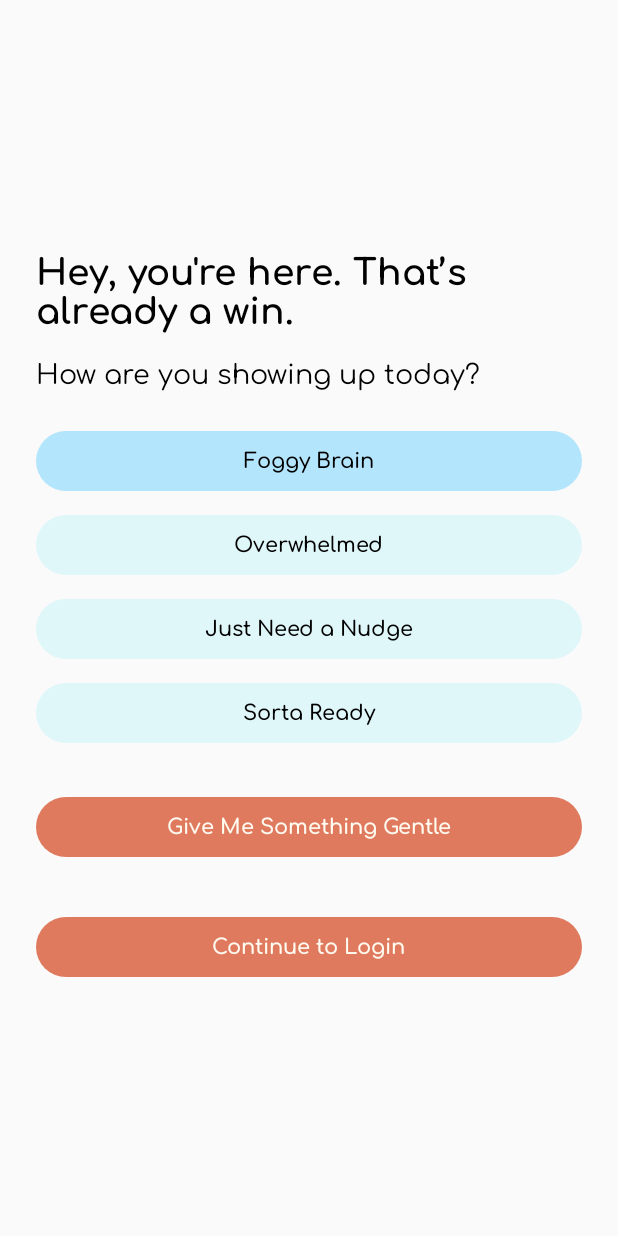
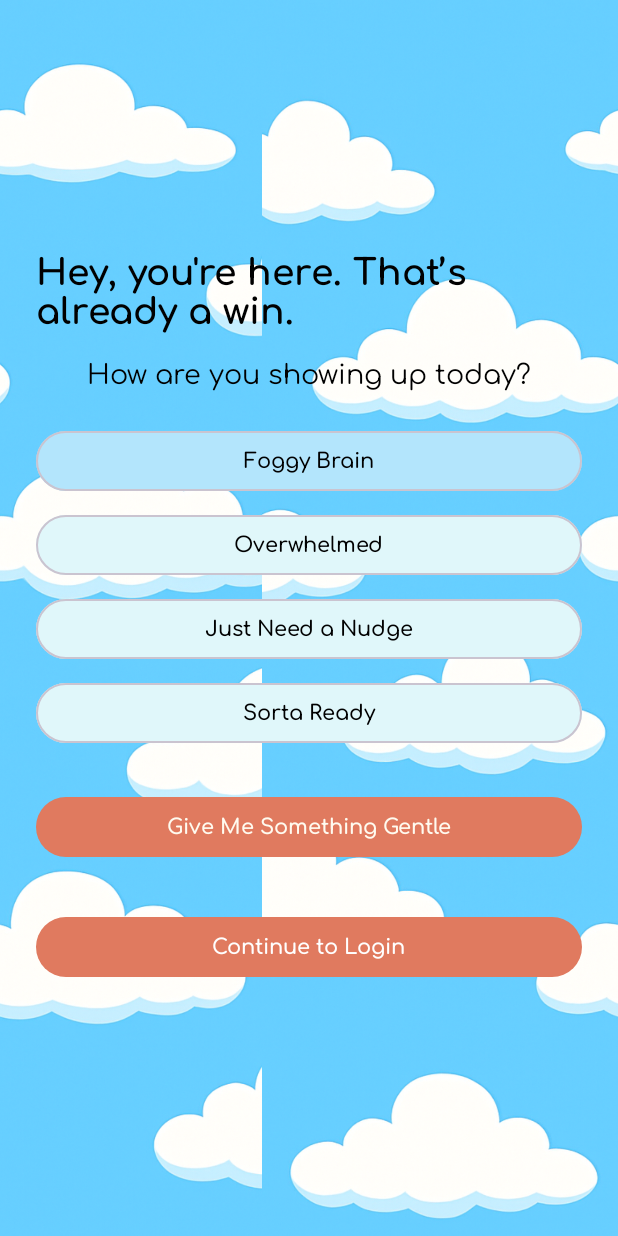
Before and after one commit to SarasotaSmile20/Done-ish, an Android app built with Jetpack Compose: the screen it shows after launch (MainActivity), after a tap on "Foggy Brain", on a phone screen of 412 x 824 dp. Run offline under Robolectric (Android 15) with nearby library versions, the phone set to English and light mode, and no system bars.

```diff
--- a/app/build.gradle.kts
+++ b/app/build.gradle.kts
@@ -27,20 +27,28 @@ android {
             )
         }
     }
+
     compileOptions {
         sourceCompatibility = JavaVersion.VERSION_11
         targetCompatibility = JavaVersion.VERSION_11
     }
+
     kotlinOptions {
         jvmTarget = "11"
     }
+
     buildFeatures {
         compose = true
+    }
+
+    packaging {
+        resources {
+            excludes += "META-INF/versions/9/OSGI-INF/MANIFEST.MF"
+        }
     }
 }
 
 dependencies {
-
     implementation(libs.androidx.navigation.compose)
     implementation(libs.androidx.core.ktx)
     implementation(libs.androidx.lifecycle.runtime.ktx)
@@ -50,12 +58,15 @@ dependencies {
     implementation(libs.androidx.ui.graphics)
     implementation(libs.androidx.ui.tooling.preview)
     implementation(libs.androidx.material3)
+    implementation(libs.androidx.compose.testing)
+    implementation(libs.androidx.material.icons.extended)
+
     testImplementation(libs.junit)
     androidTestImplementation(libs.androidx.junit)
     androidTestImplementation(libs.androidx.espresso.core)
     androidTestImplementation(platform(libs.androidx.compose.bom))
     androidTestImplementation(libs.androidx.ui.test.junit4)
+
     debugImplementation(libs.androidx.ui.tooling)
     debugImplementation(libs.androidx.ui.test.manifest)
-    implementation(libs.androidx.material.icons.extended)
 }
--- a/app/src/main/java/com/example/done_ishapp/DoneishWelcomeScreen.kt
+++ b/app/src/main/java/com/example/done_ishapp/DoneishWelcomeScreen.kt
@@ -1,20 +1,30 @@
+
 package com.example.done_ishapp
 
+import androidx.compose.animation.core.*
+import androidx.compose.foundation.Image
+import androidx.compose.foundation.background
 import androidx.compose.foundation.layout.*
 import androidx.compose.foundation.rememberScrollState
 import androidx.compose.foundation.verticalScroll
 import androidx.compose.material3.*
 import androidx.compose.runtime.*
+import androidx.compose.ui.Alignment
 import androidx.compose.ui.Modifier
 import androidx.compose.ui.graphics.Color
+import androidx.compose.ui.res.painterResource
 import androidx.compose.ui.text.font.FontStyle
 import androidx.compose.ui.text.font.FontWeight
+import androidx.compose.ui.tooling.preview.Preview
 import androidx.compose.ui.unit.dp
 import androidx.compose.ui.unit.sp
 import androidx.navigation.NavController
 import androidx.navigation.compose.rememberNavController
-import androidx.compose.ui.tooling.preview.Preview
+import androidx.compose.ui.layout.ContentScale
+import androidx.compose.ui.platform.LocalDensity
+import androidx.compose.ui.zIndex
 import com.example.done_ishapp.ui.theme.DoneishAppTheme
+import com.example.done_ishapp.R
 
 @Composable
 fun DoneishWelcomeScreen(navController: NavController) {
@@ -22,21 +32,66 @@ fun DoneishWelcomeScreen(navController: NavController) {
     var selectedMood by remember { mutableStateOf<String?>(null) }
     var message by remember { mutableStateOf("") }
 
+    Box(
+        modifier = Modifier
+            .fillMaxSize()
+            .background(Color(0xFF87CEEB))
+    ) {
+        // Cloud Animation Layer
+        BoxWithConstraints(modifier = Modifier.fillMaxSize().zIndex(0f)) {
+            val screenWidth = constraints.maxWidth
+            val screenWidthDp = with(LocalDensity.current) { screenWidth.toDp() }
+
+            val infiniteTransition = rememberInfiniteTransition()
+            val offsetX by infiniteTransition.animateFloat(
+                initialValue = 0f,
+                targetValue = screenWidthDp.value,
+                animationSpec = infiniteRepeatable(
+                    animation = tween(durationMillis = 20000, easing = LinearEasing),
+                    repeatMode = RepeatMode.Restart
+                )
+            )
+
+            Image(
+                painter = painterResource(R.drawable.clouds),
+                contentDescription = null,
+                contentScale = ContentScale.FillHeight,
+                modifier = Modifier
+                    .fillMaxHeight()
+                    .wrapContentWidth()
+                    .offset(x = (-offsetX).dp)
+            )
+
+            Image(
+                painter = painterResource(R.drawable.clouds),
+                contentDescription = null,
+                contentScale = ContentScale.FillHeight,
+                modifier = Modifier
+                    .fillMaxHeight()
+                    .wrapContentWidth()
+                    .offset(x = (screenWidthDp - offsetX.dp))
+            )
+        }
+
+        // Foreground Content
         Column(
             modifier = Modifier
                 .fillMaxSize()
                 .padding(24.dp)
-            .verticalScroll(rememberScrollState()),
+                .verticalScroll(rememberScrollState())
+                .zIndex(1f),
+            horizontalAlignment = Alignment.CenterHorizontally,
             verticalArrangement = Arrangement.Center
         ) {
             Text(
                 text = "Hey, you're here. That’s already a win.",
                 fontSize = 24.sp,
                 fontWeight = FontWeight.Bold,
-            modifier = Modifier.padding(bottom = 16.dp)
+                modifier = Modifier.padding(bottom = 16.dp),
+                color = Color.Black
             )
 
-        Text(text = "How are you showing up today?", fontSize = 18.sp)
+            Text(text = "How are you showing up today?", fontSize = 18.sp, color = Color.Black)
 
             Spacer(modifier = Modifier.height(16.dp))
 
@@ -50,7 +105,8 @@ fun DoneishWelcomeScreen(navController: NavController) {
                     ),
                     modifier = Modifier
                         .fillMaxWidth()
-                    .padding(vertical = 4.dp)
+                        .padding(vertical = 4.dp),
+                    border = ButtonDefaults.outlinedButtonBorder
                 ) {
                     Text(text = mood)
                 }
@@ -90,7 +146,8 @@ fun DoneishWelcomeScreen(navController: NavController) {
                     onClick = { navController.navigate("login") },
                     modifier = Modifier.fillMaxWidth()
                 ) {
-                Text("Continue to Login")
+                    Text("Continue to Login", color = Color.White)
+                }
             }
         }
     }
--- a/gradle/libs.versions.toml
+++ b/gradle/libs.versions.toml
@@ -9,6 +9,7 @@ lifecycleRuntimeKtx = "2.6.1"
 activityCompose = "1.8.0"
 composeBom = "2024.09.00"
 navigationCompose = "2.9.0"
+composeTesting = "1.0.0-alpha04"
 
 [libraries]
 androidx-core-ktx = { group = "androidx.core", name = "core-ktx", version.ref = "coreKtx" }
@@ -27,6 +28,7 @@ androidx-ui-test-manifest = { group = "androidx.compose.ui", name = "ui-test-man
 androidx-ui-test-junit4 = { group = "androidx.compose.ui", name = "ui-test-junit4" }
 androidx-material3 = { group = "androidx.compose.material3", name = "material3" }
 androidx-material-icons-extended = { group = "androidx.compose.material", name = "material-icons-extended" }
+androidx-compose-testing = { group = "androidx.xr.compose", name = "compose-testing", version.ref = "composeTesting" }
 
 
 [plugins]
```
Also changed, not shown: app/src/main/res/drawable/clouds.png (added). Lines whose indentation alone changed are shown as unchanged.
